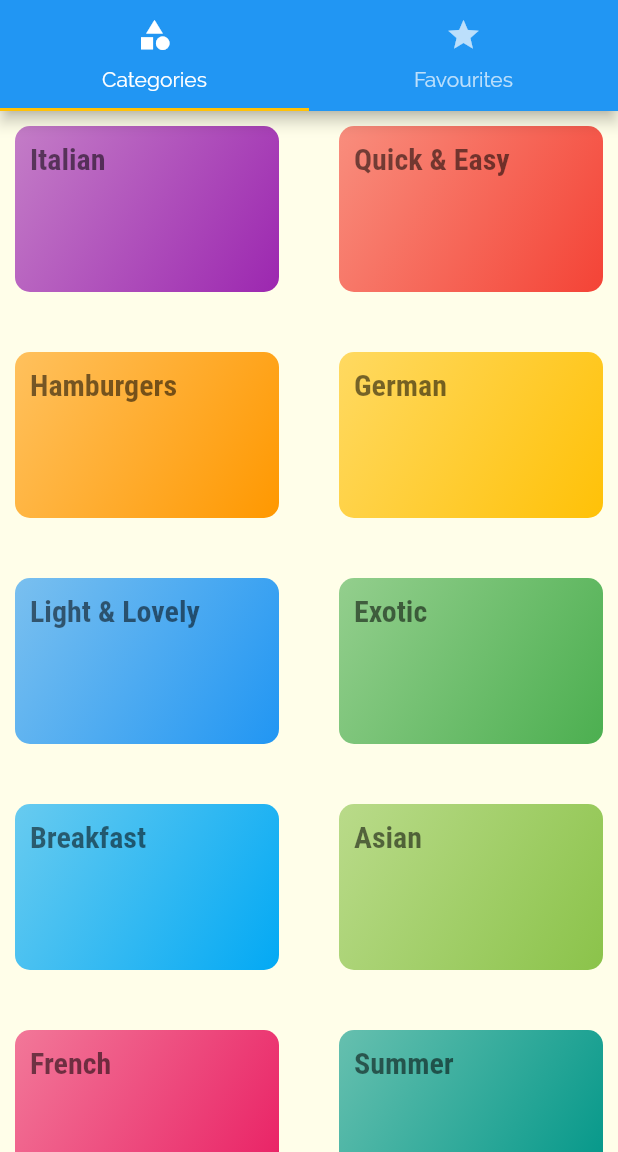
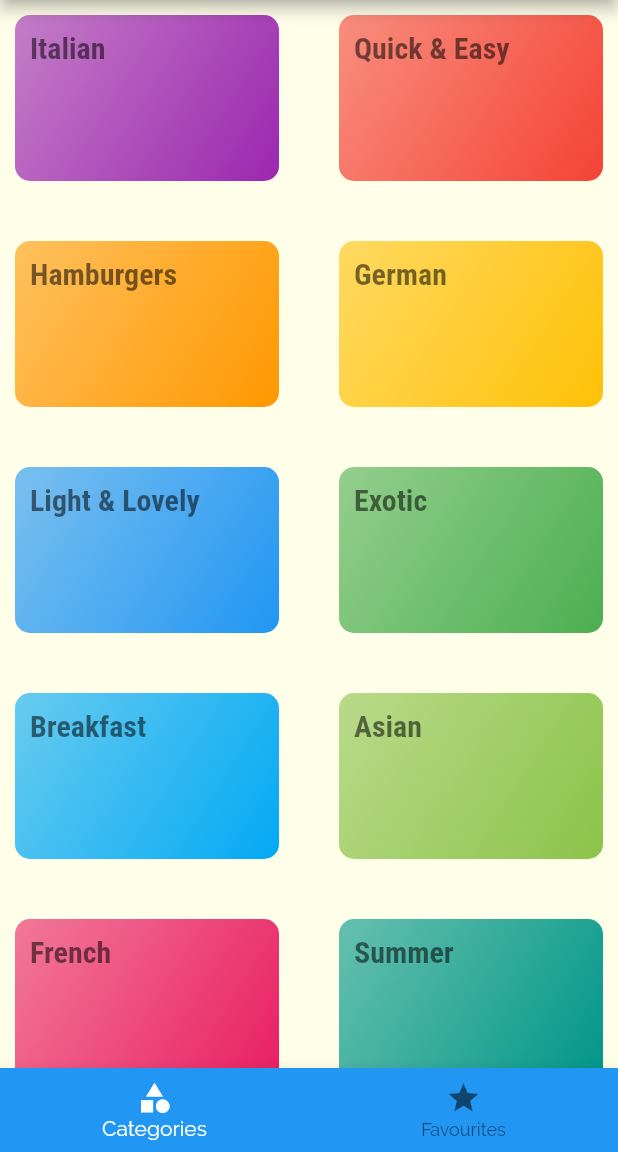
Before and after one commit to cranium44/meal_app_tutorial, a Flutter app: the screen it shows after launch, on a phone screen of 412 x 824 dp, the part 84-1236 px from its top. Run offline on Flutter 3.47's test engine with Material 2 defaults, Android fonts, the phone set to English and light mode, and no system bars.

Commit message:
switch to bottom nav

```diff
--- a/lib/screens/tab/tab_screen.dart
+++ b/lib/screens/tab/tab_screen.dart
@@ -8,6 +8,19 @@ class TabScreen extends StatefulWidget {
 }
 
 class _TabScreenState extends State<TabScreen> {
+  final List<Widget> _pages = [
+    CategoriesScreen(),
+    FavouritesScreen(),
+  ];
+
+  int _pageSelectedIndex = 0;
+
+  _selectPage(int index) {
+    setState(() {
+      _pageSelectedIndex = index;
+    });
+  }
+
   @override
   Widget build(BuildContext context) {
     return DefaultTabController(
@@ -16,20 +29,16 @@ class _TabScreenState extends State<TabScreen> {
       child: Scaffold(
         appBar: AppBar(
           title: Text("Meals"),
-          bottom: TabBar(tabs: [
-            Tab(
-              icon: Icon(Icons.category),
-              text: "Categories",
-            ),
-            Tab(
-              icon: Icon(Icons.star),
-              text: "Favourites",
-            ),
-          ]),
         ),
-        body: TabBarView(children: [
-          CategoriesScreen(),
-          FavouritesScreen(),
+        body: _pages[_pageSelectedIndex],
+        bottomNavigationBar: BottomNavigationBar(
+          backgroundColor: Theme.of(context).primaryColor,
+          selectedItemColor: Colors.white,
+          onTap: _selectPage,
+          currentIndex: _pageSelectedIndex,
+          items: [
+          BottomNavigationBarItem(icon: Icon(Icons.category), label: "Categories"),
+          BottomNavigationBarItem(icon: Icon(Icons.star), label: "Favourites"),
         ]),
       ),
     );
```
